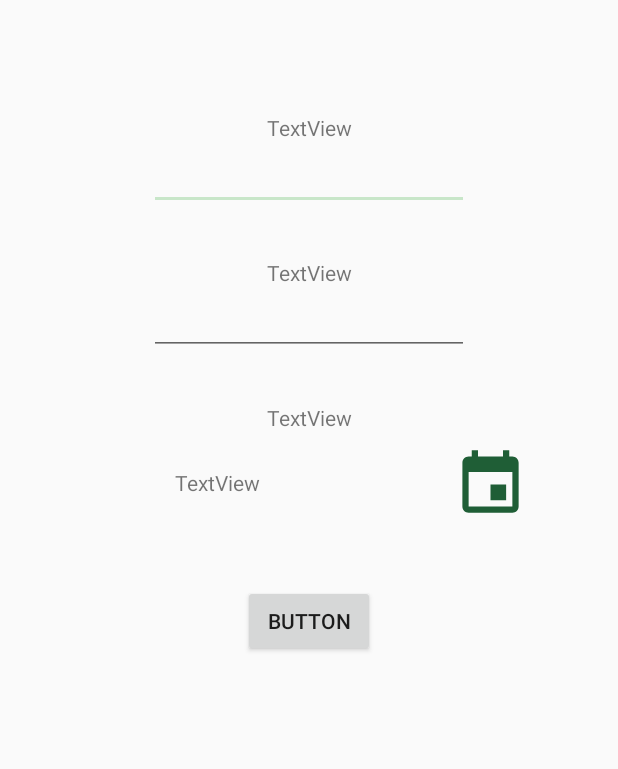
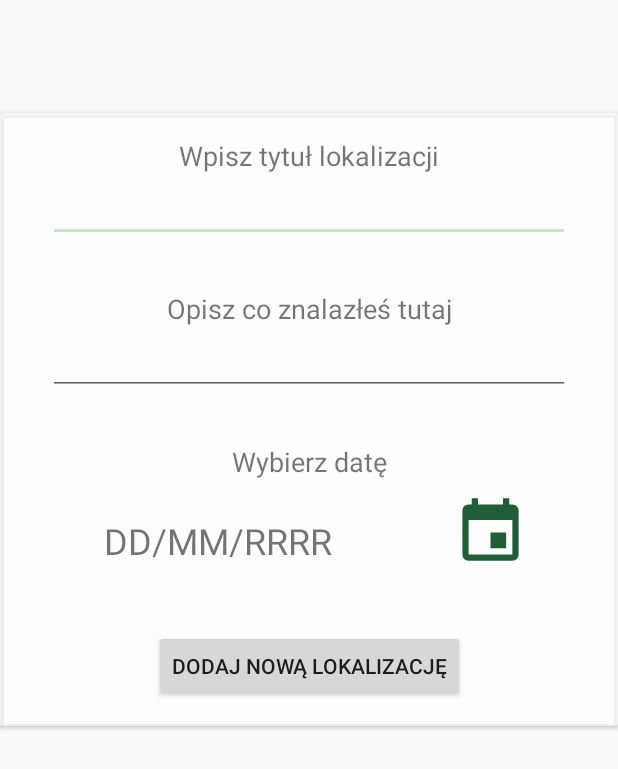
Before and after one commit to dgoleniewski/WhatShroom, an Android app: the layout location_form_fragment.xml on its own in the app's theme, with its tools: preview values and no code run, on a phone screen of 412 x 824 dp. Shown: the top 769 px of the screen. Run offline under Robolectric (Android 15) with nearby library versions, the phone set to English and light mode, and no system bars; Roboto replaces fonts that are not available here.

```diff
--- a/app/src/main/res/drawable/ic_add_circle_black_24dp.xml
+++ b/app/src/main/res/drawable/ic_add_circle_black_75dp.xml
@@ -1,5 +1,5 @@
 <vector android:alpha="0.92" android:height="75dp"
-    android:tint="#0B5024" android:viewportHeight="24.0"
+    android:tint="#C8E6C9" android:viewportHeight="24.0"
     android:viewportWidth="24.0" android:width="75dp" xmlns:android="http://schemas.android.com/apk/res/android">
     <path android:fillColor="#FF000000" android:pathData="M12,2C6.48,2 2,6.48 2,12s4.48,10 10,10 10,-4.48 10,-10S17.52,2 12,2zM17,13h-4v4h-2v-4L7,13v-2h4L11,7h2v4h4v2z"/>
 </vector>
--- /dev/null
+++ b/app/src/main/res/drawable/ic_add_circle_dark_75dp.xml
@@ -0,0 +1,5 @@
+<vector android:alpha="0.92" android:height="75dp"
+    android:tint="#0B5024" android:viewportHeight="24.0"
+    android:viewportWidth="24.0" android:width="75dp" xmlns:android="http://schemas.android.com/apk/res/android">
+    <path android:fillColor="#FF000000" android:pathData="M12,2C6.48,2 2,6.48 2,12s4.48,10 10,10 10,-4.48 10,-10S17.52,2 12,2zM17,13h-4v4h-2v-4L7,13v-2h4L11,7h2v4h4v2z"/>
+</vector>
--- a/app/src/main/res/layout/google_maps_fragment.xml
+++ b/app/src/main/res/layout/google_maps_fragment.xml
@@ -23,7 +23,7 @@
         android:layout_width="wrap_content"
         android:layout_height="wrap_content"
         android:backgroundTint="#00FFFFFF"
-        android:src="@drawable/ic_add_circle_black_24dp"
+        android:src="@drawable/ic_add_circle_dark_75dp"
         android:visibility="invisible"
         app:layout_constraintBottom_toBottomOf="parent"
         app:layout_constraintEnd_toEndOf="parent" />
--- a/app/src/main/res/layout/location_form_fragment.xml
+++ b/app/src/main/res/layout/location_form_fragment.xml
@@ -7,27 +7,87 @@
     tools:context=".LocationFormFragment">
 
 
+    <androidx.cardview.widget.CardView
+        android:layout_width="match_parent"
+        android:layout_height="wrap_content"
+        android:layout_marginTop="75dp"
+        android:backgroundTint="#ACFFFFFF"
+        app:cardBackgroundColor="#FFFFFF"
+        app:layout_constraintEnd_toEndOf="parent"
+        app:layout_constraintStart_toStartOf="parent"
+        app:layout_constraintTop_toTopOf="parent">
+
+        <androidx.constraintlayout.widget.ConstraintLayout
+            android:layout_width="match_parent"
+            android:layout_height="match_parent"
+            app:layout_constraintBottom_toBottomOf="parent"
+            app:layout_constraintEnd_toEndOf="parent"
+            app:layout_constraintHorizontal_bias="0.5"
+            app:layout_constraintStart_toStartOf="parent"
+            app:layout_constraintTop_toTopOf="parent">
+
+            <TextView
+                android:id="@+id/titleTextView"
+                android:layout_width="wrap_content"
+                android:layout_height="wrap_content"
+                android:layout_marginTop="16dp"
+                android:text="Wpisz tytuł lokalizacji"
+                android:textSize="18sp"
+                app:layout_constraintEnd_toEndOf="parent"
+                app:layout_constraintHorizontal_bias="0.5"
+                app:layout_constraintStart_toStartOf="parent"
+                app:layout_constraintTop_toTopOf="parent" />
+
             <EditText
                 android:id="@+id/titleEditText"
-        android:layout_width="wrap_content"
+                android:layout_width="0dp"
                 android:layout_height="wrap_content"
+                android:layout_marginStart="32dp"
+                android:layout_marginEnd="32dp"
                 android:ems="10"
                 android:inputType="textPersonName"
+                android:textAlignment="center"
                 app:layout_constraintEnd_toEndOf="parent"
                 app:layout_constraintHorizontal_bias="0.5"
                 app:layout_constraintStart_toStartOf="parent"
                 app:layout_constraintTop_toBottomOf="@+id/titleTextView" />
 
             <TextView
-        android:id="@+id/titleTextView"
+                android:id="@+id/descriptionTextView"
                 android:layout_width="wrap_content"
                 android:layout_height="wrap_content"
-        android:layout_marginTop="75dp"
-        android:text="TextView"
+                android:layout_marginTop="32dp"
+                android:text="Opisz co znalazłeś tutaj"
+                android:textSize="18sp"
                 app:layout_constraintEnd_toEndOf="parent"
                 app:layout_constraintHorizontal_bias="0.5"
                 app:layout_constraintStart_toStartOf="parent"
-        app:layout_constraintTop_toTopOf="parent" />
+                app:layout_constraintTop_toBottomOf="@+id/titleEditText" />
+
+            <TextView
+                android:id="@+id/setDateTextView"
+                android:layout_width="wrap_content"
+                android:layout_height="wrap_content"
+                android:layout_marginTop="24dp"
+                android:text="DD/MM/RRRR"
+                android:textSize="24sp"
+                app:layout_constraintEnd_toStartOf="@+id/dateImageButton"
+                app:layout_constraintStart_toStartOf="parent"
+                app:layout_constraintTop_toBottomOf="@+id/dateTextView" />
+
+            <EditText
+                android:id="@+id/descriptionEditText"
+                android:layout_width="0dp"
+                android:layout_height="wrap_content"
+                android:layout_marginStart="32dp"
+                android:layout_marginEnd="32dp"
+                android:ems="10"
+                android:inputType="textPersonName"
+                android:textAlignment="center"
+                app:layout_constraintEnd_toEndOf="parent"
+                app:layout_constraintHorizontal_bias="0.5"
+                app:layout_constraintStart_toStartOf="parent"
+                app:layout_constraintTop_toBottomOf="@+id/descriptionTextView" />
 
             <ImageButton
                 android:id="@+id/dateImageButton"
@@ -40,57 +100,30 @@
                 app:layout_constraintTop_toBottomOf="@+id/dateTextView" />
 
             <TextView
-        android:id="@+id/descriptionTextView"
-        android:layout_width="wrap_content"
-        android:layout_height="wrap_content"
-        android:layout_marginTop="32dp"
-        android:text="TextView"
-        app:layout_constraintEnd_toEndOf="parent"
-        app:layout_constraintHorizontal_bias="0.5"
-        app:layout_constraintStart_toStartOf="parent"
-        app:layout_constraintTop_toBottomOf="@+id/titleEditText" />
-
-    <EditText
-        android:id="@+id/descriptionEditText"
-        android:layout_width="wrap_content"
-        android:layout_height="wrap_content"
-        android:ems="10"
-        android:inputType="textPersonName"
-        app:layout_constraintEnd_toEndOf="parent"
-        app:layout_constraintHorizontal_bias="0.5"
-        app:layout_constraintStart_toStartOf="parent"
-        app:layout_constraintTop_toBottomOf="@+id/descriptionTextView" />
-
-    <TextView
                 android:id="@+id/dateTextView"
                 android:layout_width="wrap_content"
                 android:layout_height="wrap_content"
                 android:layout_marginTop="32dp"
-        android:text="TextView"
+                android:text="Wybierz datę"
+                android:textSize="18sp"
                 app:layout_constraintEnd_toEndOf="parent"
                 app:layout_constraintHorizontal_bias="0.5"
                 app:layout_constraintStart_toStartOf="parent"
                 app:layout_constraintTop_toBottomOf="@+id/descriptionEditText" />
 
-    <TextView
-        android:id="@+id/setDateTextView"
-        android:layout_width="wrap_content"
-        android:layout_height="wrap_content"
-        android:layout_marginTop="24dp"
-        android:text="TextView"
-        app:layout_constraintEnd_toStartOf="@+id/dateImageButton"
-        app:layout_constraintStart_toStartOf="parent"
-        app:layout_constraintTop_toBottomOf="@+id/dateTextView" />
-
             <Button
                 android:id="@+id/saveButton"
                 android:layout_width="wrap_content"
                 android:layout_height="wrap_content"
-        android:layout_marginTop="32dp"
-        android:text="Button"
+                android:layout_marginTop="100dp"
+                android:layout_marginBottom="16dp"
+                android:text="Dodaj nową lokalizację"
+                app:layout_constraintBottom_toBottomOf="parent"
                 app:layout_constraintEnd_toEndOf="parent"
                 app:layout_constraintHorizontal_bias="0.5"
                 app:layout_constraintStart_toStartOf="parent"
-        app:layout_constraintTop_toBottomOf="@+id/dateImageButton" />
+                app:layout_constraintTop_toBottomOf="@+id/dateTextView" />
+        </androidx.constraintlayout.widget.ConstraintLayout>
+    </androidx.cardview.widget.CardView>
 
 </androidx.constraintlayout.widget.ConstraintLayout>
```
Also changed, not shown: app/src/main/java/com/whatshroom/LocationFormFragment.java (+14 -4 lines), app/src/main/java/com/whatshroom/LocationsFragment.java (+14 -3 lines), app/src/main/java/com/whatshroom/MyAdapter.java (+13 -5 lines), app/src/main/java/com/whatshroom/RemoveLocationDialogFragment.java (added, +60 -0 lines), app/src/main/res/layout/location_row.xml (+30 -4 lines), app/src/main/res/layout/locations_fragment.xml (+13 -1 lines). Lines whose indentation alone changed are shown as unchanged.
